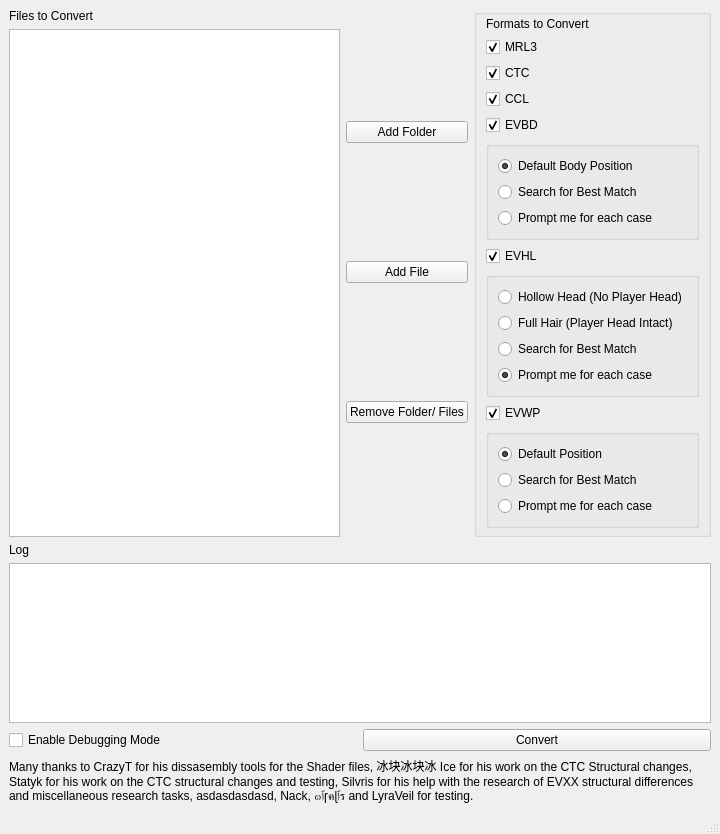
Qt form gui/IBConverter.ui (AsteriskAmpersand/Hyperthermia-MHW-IB-Converter) before a commit.
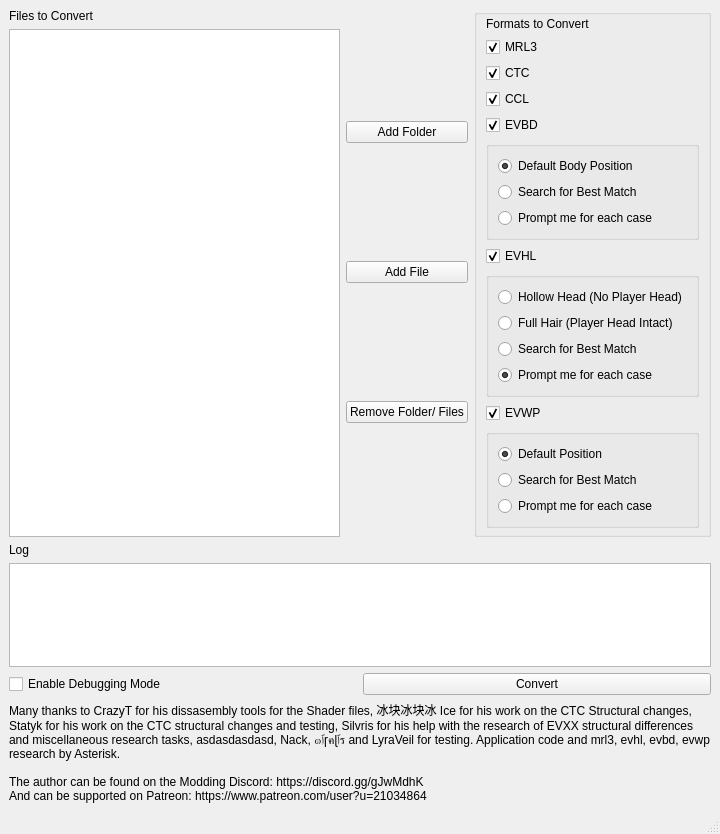
The same form after that commit.

```diff
--- a/gui/IBConverter.ui
+++ b/gui/IBConverter.ui
@@ -315,7 +315,10 @@
       <item>
        <widget class="QLabel" name="label_4">
         <property name="text">
-         <string>Many thanks to CrazyT for his dissasembly tools for the Shader files, 冰块冰块冰 Ice for his work on the CTC Structural changes, Statyk for his work on the CTC structural changes and testing, Silvris for his help with the research of EVXX structural differences and miscellaneous research tasks, asdasdasdasd, Nack, ๓ٱɼคɭٱร and LyraVeil for testing.</string>
+         <string>Many thanks to CrazyT for his dissasembly tools for the Shader files, 冰块冰块冰 Ice for his work on the CTC Structural changes, Statyk for his work on the CTC structural changes and testing, Silvris for his help with the research of EVXX structural differences and miscellaneous research tasks, asdasdasdasd, Nack, ๓ٱɼคɭٱร and LyraVeil for testing. Application code and mrl3, evhl, evbd, evwp research by Asterisk.
+
+The author can be found on the Modding Discord: https://discord.gg/gJwMdhK 
+And can be supported on Patreon: https://www.patreon.com/user?u=21034864</string>
         </property>
         <property name="wordWrap">
          <bool>true</bool>
```
Left out of the diff: 3 changed lines with no effect on the pictures.
